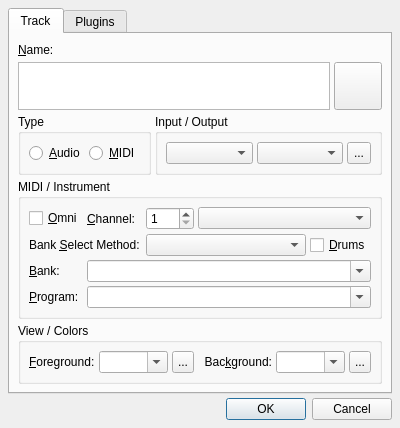
First picture: the form in src/qtractorTrackForm.ui, repository rncbc/qtractor, before the edit.
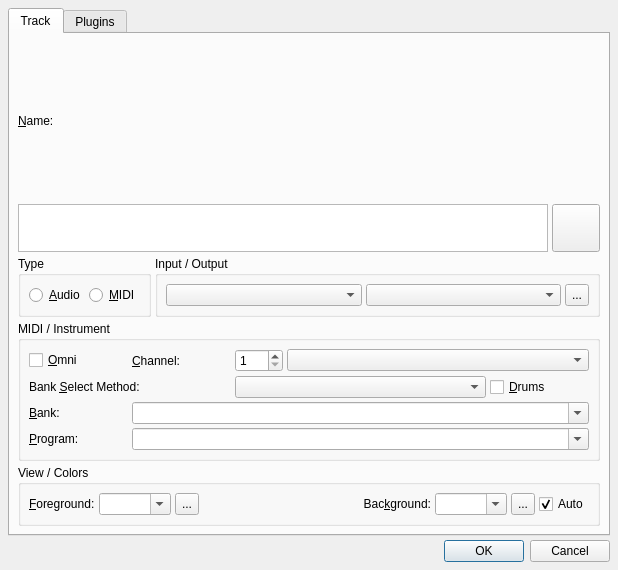
Second picture: the form after the edit. Icons and pictures are not drawn. Custom widgets are drawn as their Qt base class.

Commit message: Auto BackgroundColor Track ui

What changed in the file:
```diff
--- a/src/qtractorTrackForm.ui
+++ b/src/qtractorTrackForm.ui
@@ -25,8 +25,8 @@
    <rect>
     <x>0</x>
     <y>0</y>
-    <width>380</width>
-    <height>320</height>
+    <width>618</width>
+    <height>570</height>
    </rect>
   </property>
   <property name="focusPolicy">
@@ -449,7 +449,7 @@
              <string>Bac&amp;kground:</string>
             </property>
             <property name="alignment">
-             <set>Qt::AlignRight|Qt::AlignVCenter</set>
+             <set>Qt::AlignRight|Qt::AlignTrailing|Qt::AlignVCenter</set>
             </property>
             <property name="buddy">
              <cstring>BackgroundColorComboBox</cstring>
@@ -496,7 +496,18 @@
              <string>...</string>
             </property>
             <property name="icon">
-             <iconset resource="qtractor.qrc">:/images/formColor.png</iconset>
+             <iconset resource="qtractor.qrc">
+              <normaloff>:/images/formColor.png</normaloff>:/images/formColor.png</iconset>
+            </property>
+           </widget>
+          </item>
+          <item>
+           <widget class="QCheckBox" name="AutoBackgroundColor">
+            <property name="text">
+             <string>Auto</string>
+            </property>
+            <property name="checked">
+             <bool>true</bool>
             </property>
            </widget>
           </item>
```
Left out of the diff: 97 changed lines with no effect on the pictures.
